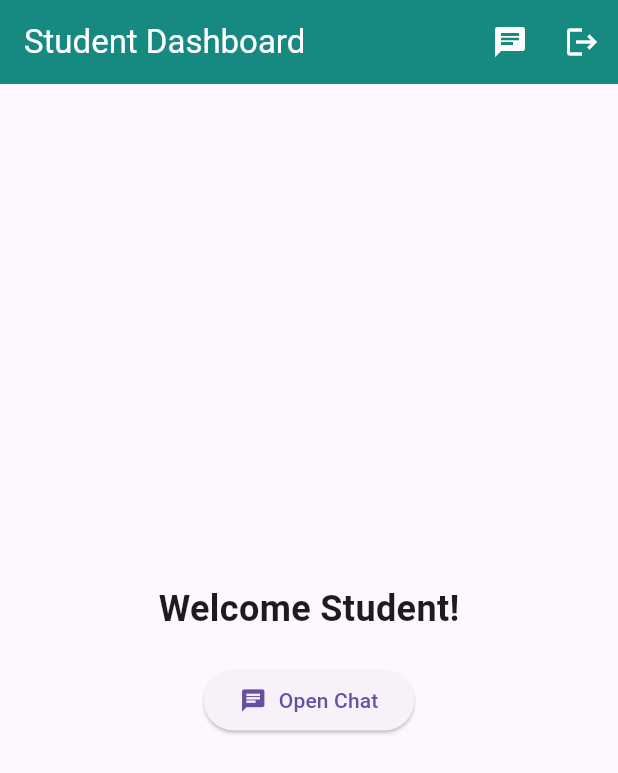
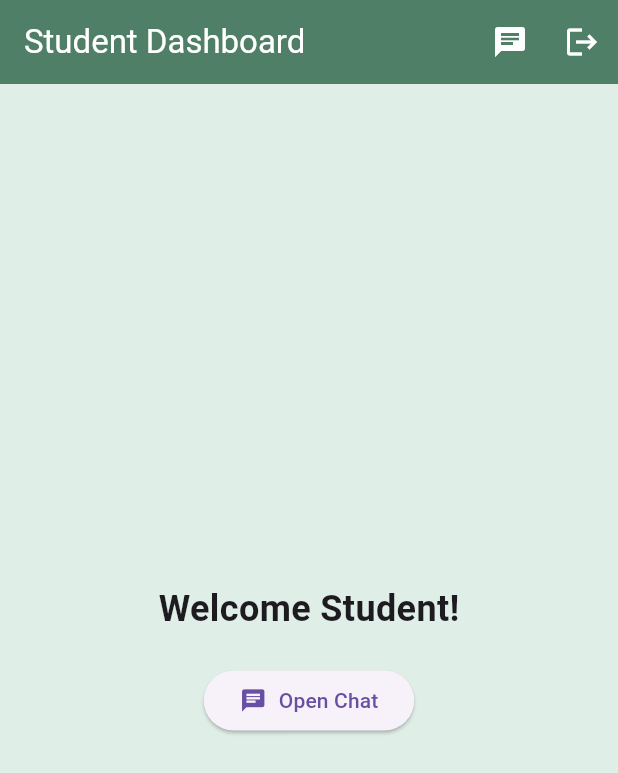
Before and after one commit to NATIJAH/CodeSprout, a Flutter app: the screen it shows once a user with an empty profile is signed in, on a phone screen of 412 x 824 dp. Shown: the top 773 px of the screen. Run offline on Flutter 3.47's test engine with Material 3 defaults, Android fonts, the phone set to English and light mode, and no system bars; our stand-ins replace supabase_flutter; accounts and stored records are empty; network calls fail; statements that could not run were skipped.

Commit message:
Refactor main.dart to use MultiProvider

```diff
--- a/lib/main.dart
+++ b/lib/main.dart
@@ -1,21 +1,23 @@
 import 'package:flutter/material.dart';
 import 'package:supabase_flutter/supabase_flutter.dart';
+import 'package:provider/provider.dart';
 
 // Screens
 import 'screens/chat_home_screen.dart';
 import 'screens/open_student_chat.dart';
 import 'screens/open_teacher_chat.dart';
-import 'screens/student_dashboard.dart';
-import 'screens/teacher_dashboard.dart';
 import 'screens/login_screen.dart';
+
+// Providers
+import 'providers/materials_provider.dart';
 
 void main() async {
   WidgetsFlutterBinding.ensureInitialized();
 
   // Initialize Supabase
   await Supabase.initialize(
-    url: 'https://fyvfocfbxrdaoyecbfzm.supabase.co', // Replace with your Supabase URL
-    anonKey: 'eyJhbGciOiJIUzI1NiIsInR5cCI6IkpXVCJ9.eyJpc3MiOiJzdXBhYmFzZSIsInJlZiI6ImZ5dmZvY2ZieHJkYW95ZWNiZnptIiwicm9sZSI6ImFub24iLCJpYXQiOjE3NjM4MzAxMzEsImV4cCI6MjA3OTQwNjEzMX0.R-Gtwp0Xmg9KUWGn6zV0G7xxYVX0QiWvTCfq3-MwpU4', // Replace with your Supabase anon key
+    url: 'https://fyvfocfbxrdaoyecbfzm.supabase.co',
+    anonKey: 'eyJhbGciOiJIUzI1NiIsInR5cCI6IkpXVCJ9.eyJpc3MiOiJzdXBhYmFzZSIsInJlZiI6ImZ5dmZvY2ZieHJkYW95ZWNiZnptIiwicm9sZSI6ImFub24iLCJpYXQiOjE3NjM4MzAxMzEsImV4cCI6MjA3OTQwNjEzMX0.R-Gtwp0Xmg9KUWGn6zV0G7xxYVX0QiWvTCfq3-MwpU4',
   );
 
   runApp(const MyApp());
@@ -26,15 +28,20 @@ class MyApp extends StatelessWidget {
 
   @override
   Widget build(BuildContext context) {
-    return MaterialApp(
-      title: 'School Communication App',
+    return MultiProvider(
+      providers: [
+        ChangeNotifierProvider(create: (_) => MaterialsProvider()),
+      ],
+      child: MaterialApp(
+        title: 'CodeSprout',
+        debugShowCheckedModeBanner: false,
         theme: ThemeData(
-        primarySwatch: Colors.green,
-        useMaterial3: true,
+          primaryColor: const Color(0xff4f7f67),
+          scaffoldBackgroundColor: const Color(0xffdfeee7),
           appBarTheme: const AppBarTheme(
-          backgroundColor: Color(0xFF128C7E), // WhatsApp green
+            backgroundColor: Color(0xff4f7f67),
             foregroundColor: Colors.white,
-          elevation: 1,
+            elevation: 0,
           ),
           floatingActionButtonTheme: const FloatingActionButtonThemeData(
             backgroundColor: Color(0xFF128C7E),
@@ -53,9 +60,7 @@ class MyApp extends StatelessWidget {
             ),
           ),
         ),
-      debugShowCheckedModeBanner: false,
         home: const AuthWrapper(),
-      // Update your routes in main.dart:
         routes: {
           '/login': (context) => const LoginScreen(),
           '/student-dashboard': (context) => StudentDashboard(
@@ -75,6 +80,7 @@ routes: {
           '/student-chat': (context) => const OpenStudentChat(),
           '/teacher-chat': (context) => const OpenTeacherChat(),
         },
+      ),
     );
   }
 }
@@ -96,7 +102,6 @@ class _AuthWrapperState extends State<AuthWrapper> {
   void initState() {
     super.initState();
     _checkAuth();
-    // Listen for auth state changes
     supabase.auth.onAuthStateChange.listen((AuthState data) {
       _checkAuth();
     });
@@ -108,7 +113,6 @@ class _AuthWrapperState extends State<AuthWrapper> {
       final user = supabase.auth.currentUser;
 
       if (session != null && user != null) {
-        // Determine user type by checking which profile table has the user
         final studentProfile = await supabase
             .from('profile_student')
             .select('id')
@@ -123,8 +127,11 @@ class _AuthWrapperState extends State<AuthWrapper> {
 
         setState(() {
           _user = user;
-          _userType = studentProfile != null ? 'student' :
-                     teacherProfile != null ? 'teacher' : null;
+          _userType = studentProfile != null
+              ? 'student'
+              : teacherProfile != null
+                  ? 'teacher'
+                  : null;
           _isLoading = false;
         });
       } else {
@@ -158,9 +165,7 @@ class _AuthWrapperState extends State<AuthWrapper> {
   Widget build(BuildContext context) {
     if (_isLoading) {
       return const Scaffold(
-        body: Center(
-          child: CircularProgressIndicator(),
-        ),
+        body: Center(child: CircularProgressIndicator()),
       );
     }
 
@@ -168,20 +173,13 @@ class _AuthWrapperState extends State<AuthWrapper> {
       return const LoginScreen();
     }
 
-    // Redirect based on user type
     return _userType == 'student'
-        ? StudentDashboard(
-            userId: _user!.id,
-            onSignOut: _signOut,
-          )
-        : TeacherDashboard(
-            userId: _user!.id,
-            onSignOut: _signOut,
-          );
+        ? StudentDashboard(userId: _user!.id, onSignOut: _signOut)
+        : TeacherDashboard(userId: _user!.id, onSignOut: _signOut);
   }
 }
 
-// Update StudentDashboard and TeacherDashboard to accept parameters
+// Inline StudentDashboard
 class StudentDashboard extends StatelessWidget {
   final String userId;
   final VoidCallback onSignOut;
@@ -239,6 +237,7 @@ class StudentDashboard extends StatelessWidget {
   }
 }
 
+// Inline TeacherDashboard
 class TeacherDashboard extends StatelessWidget {
   final String userId;
   final VoidCallback onSignOut;
```
Lines whose indentation alone changed are shown as unchanged.
